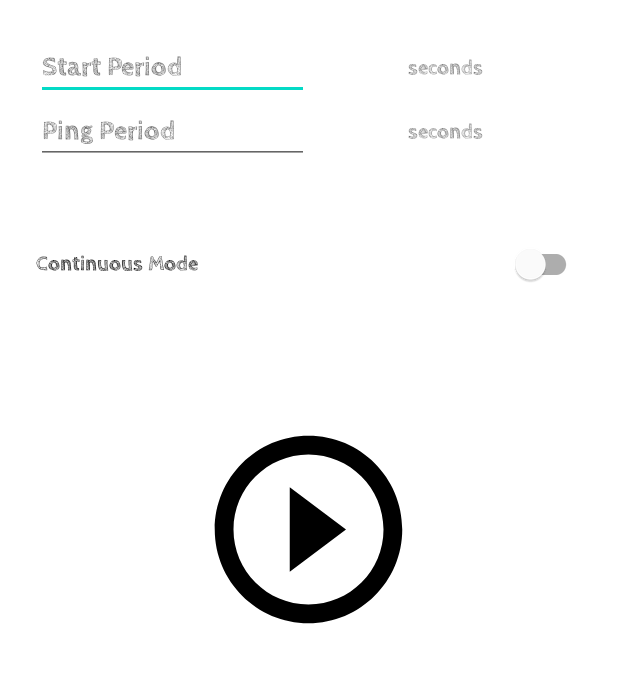
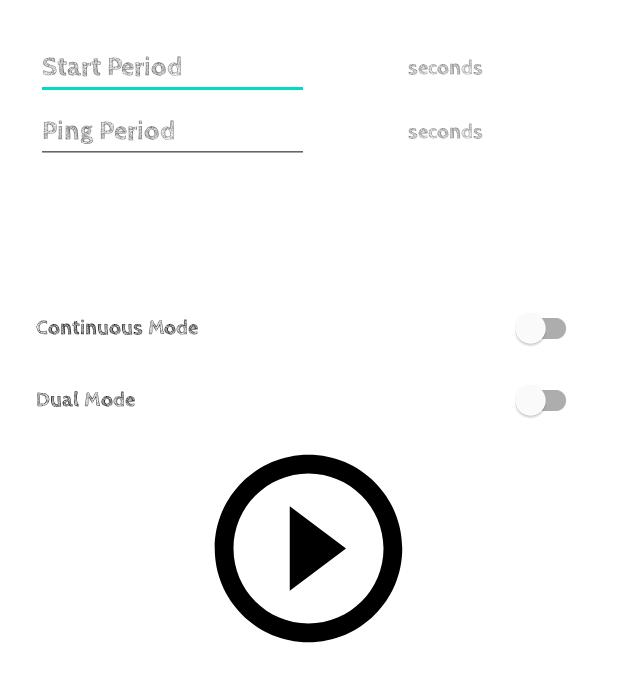
Before and after one commit to ntrllog/Pinger, an Android app built with Jetpack Compose: the layout activity_main.xml on its own in the app's theme, with its tools: preview values and no code run, on a phone screen of 412 x 824 dp. Shown: the top 682 px of the screen. Run offline under Robolectric (Android 15) with nearby library versions, the phone set to English and light mode, and no system bars.

Commit message:
dual mode

```diff
--- a/app/src/main/res/layout/activity_main.xml
+++ b/app/src/main/res/layout/activity_main.xml
@@ -84,10 +84,37 @@
     </LinearLayout>
 
     <LinearLayout
+        android:id="@+id/linear_layout_dual_period"
+        android:layout_width="match_parent"
+        android:layout_height="wrap_content"
+        android:layout_below="@id/linear_layout_rest_period"
+        android:orientation="horizontal"
+        android:visibility="invisible">
+
+        <EditText
+            android:id="@+id/dual_period"
+            android:layout_width="0dp"
+            android:layout_height="match_parent"
+            android:layout_weight="1"
+            android:hint="@string/dual_period"
+            android:importantForAutofill="no"
+            android:inputType="number" />
+
+        <TextView
+            android:layout_width="0dp"
+            android:layout_height="match_parent"
+            android:layout_gravity="center"
+            android:layout_weight="1"
+            android:gravity="center"
+            android:text="@string/seconds" />
+
+    </LinearLayout>
+
+    <LinearLayout
         android:id="@+id/linear_layout_continuous_mode"
         android:layout_width="match_parent"
         android:layout_height="wrap_content"
-        android:layout_below="@id/linear_layout_rest_period">
+        android:layout_below="@id/linear_layout_dual_period">
 
         <com.google.android.material.switchmaterial.SwitchMaterial
             android:id="@+id/continuous_mode_switch"
@@ -97,11 +124,25 @@
 
     </LinearLayout>
 
+    <LinearLayout
+        android:id="@+id/linear_layout_dual_mode"
+        android:layout_width="match_parent"
+        android:layout_height="wrap_content"
+        android:layout_below="@id/linear_layout_continuous_mode">
+
+        <com.google.android.material.switchmaterial.SwitchMaterial
+            android:id="@+id/dual_mode_switch"
+            android:layout_width="match_parent"
+            android:layout_height="wrap_content"
+            android:text="@string/dual_mode" />
+
+    </LinearLayout>
+
     <RelativeLayout
         android:id="@+id/buttons_layout"
         android:layout_width="match_parent"
         android:layout_height="wrap_content"
-        android:layout_centerVertical="true">
+        android:layout_below="@id/linear_layout_dual_mode">
 
         <ImageButton
             android:id="@+id/play_pause_button"
--- a/app/src/main/res/values/strings.xml
+++ b/app/src/main/res/values/strings.xml
@@ -14,4 +14,8 @@
     <string name="ping_period_message">Ping Period: %d</string>
     <string name="rest_period_message">Rest Period: %d</string>
     <string name="stop">Stop</string>
+    <string name="dual_mode">Dual Mode</string>
+    <string name="dual_period">Dual Period</string>
+    <string name="dual_period_explanation">Dual Period: Dual mode is for timing two actions before the rest period. The dual period is the time for you to prepare for the second action before the ping period starts. If dual mode is on, then the flow will be (start period) -> (ping period) -> (dual period) -> (ping period). If both dual mode and continuous mode are on, then the flow will be (start period) -> (ping period) -> (dual period) -> (ping period) -> (rest period) -> … .</string>
+    <string name="dual_period_message">Dual Period: %d</string>
 </resources>
--- a/gradle/libs.versions.toml
+++ b/gradle/libs.versions.toml
@@ -1,5 +1,5 @@
 [versions]
-agp = "8.3.1"
+agp = "8.4.1"
 kotlin = "1.9.0"
 coreKtx = "1.12.0"
 junit = "4.13.2"
```
Also changed, not shown: app/src/main/java/ntrllog/github/io/pinger/MainActivity.kt (+58 -2 lines), app/src/main/res/layout/activity_instructions.xml (+11 -0 lines), gradle/wrapper/gradle-wrapper.properties, 2 other files.
